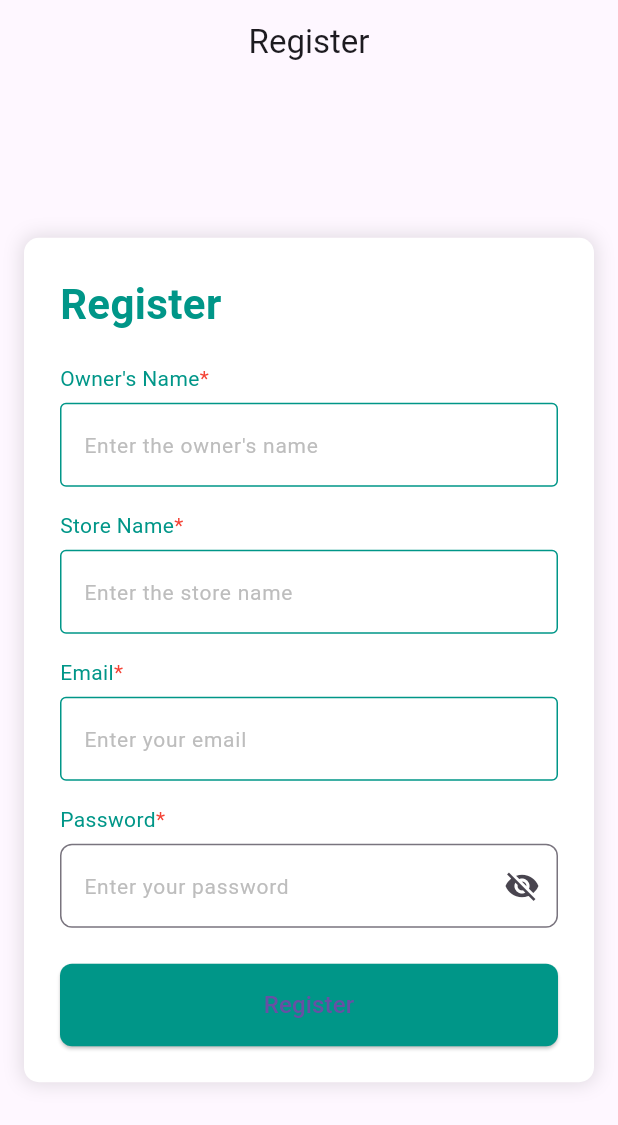
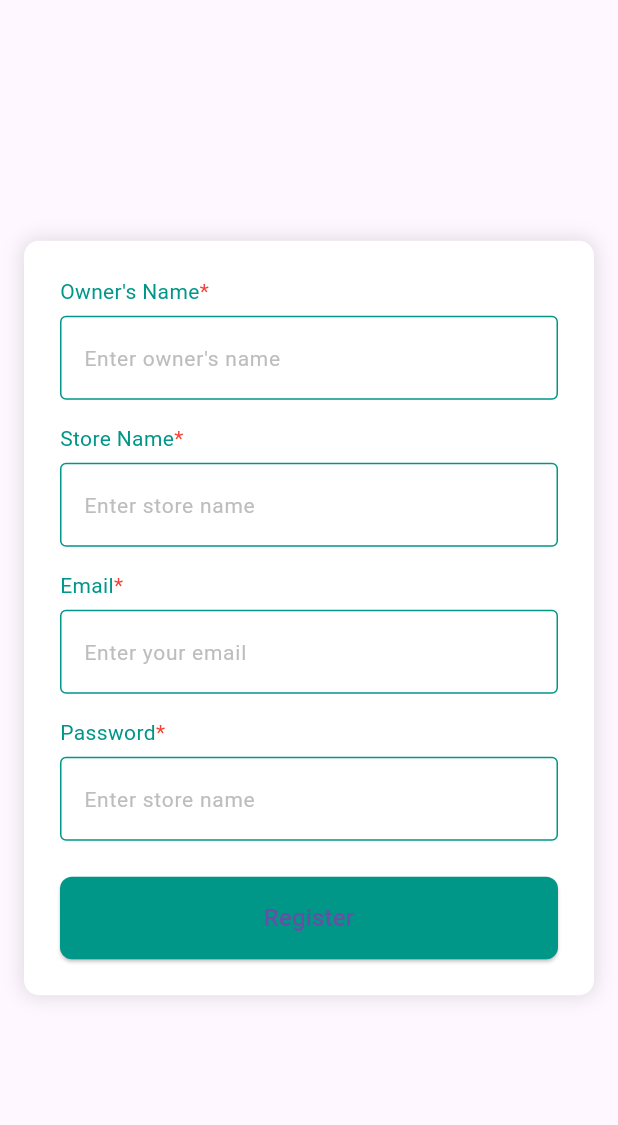
Before and after one commit to Zellow-Tech/orderflow_web, a Flutter app: the RegistrationScreen screen opened directly, on a phone screen of 412 x 824 dp. Shown: the top 1125 px of the screen. Run offline on Flutter 3.47's test engine with Material 3 defaults, Android fonts, the phone set to English and light mode, and no system bars; our stand-ins replace firebase_core, get, google_fonts, url_launcher_web; missing offline and left inert: cloud_firestore_web, firebase_auth_web, firebase_core_web, firebase_messaging_web, firebase_storage_web, image_picker_for_web; accounts and stored records are empty.

Commit message:
restructured and UI in dev, bug fix necessary

```diff
--- a/lib/main.dart
+++ b/lib/main.dart
@@ -1,10 +1,10 @@
 import 'package:firebase_core/firebase_core.dart';
-
 import 'package:flutter/material.dart';
-
+import 'package:get/get.dart';
 import 'package:ofg_web/firebase_options.dart';
-
-import 'package:ofg_web/views/auth/registration_new.dart';
+import 'package:ofg_web/routes/app/app_endpoints.dart';
+import 'package:ofg_web/routes/app/app_routes.dart';
+import 'package:ofg_web/views/auth/login_new.dart';
 
 // import 'firebase_options.dart';
 void main() async {
@@ -15,23 +15,20 @@ void main() async {
   // .then((FirebaseApp val) => Get.put(),);
 
   runApp(
-    MaterialApp(
-      title: 'Orderflow General',
+    GetMaterialApp(
+      title: 'OrderFlow General',
+      home: LoginScreen(),
       debugShowCheckedModeBanner: false,
-      home: RegistrationScreen(),
-      //  StreamBuilder(
-      //   stream: FirebaseAuth.instance.authStateChanges(),
-      //   builder: (context, snapshot) {
-      //     if (snapshot.connectionState == ConnectionState.active) {
-      //       // connoectec to stream
-      //       if (snapshot.hasData) {
-      //         return ResponsiveUI(login: true);
-      //       }
-      //     }
 
-      //     return ResponsiveUI();
-      //   },
-      // ),
+      // routes (just like above, but with more capabilities)
+      getPages: OFGPages.pages,
+      initialRoute: OFGEndpoints.login,
+
+      // unknown error
+      unknownRoute: GetPage(
+        name: '/404',
+        page: () => Scaffold(body: Center(child: Text('Page Not Found'))),
+      ),
     ),
   );
 }
--- a/lib/views/auth/login_new.dart
+++ b/lib/views/auth/login_new.dart
@@ -1,4 +1,6 @@
 import 'package:flutter/material.dart';
+import 'package:get/get_core/src/get_main.dart';
+import 'package:get/get_navigation/get_navigation.dart';
 
 class LoginScreen extends StatefulWidget {
   const LoginScreen({Key? key}) : super(key: key);
@@ -90,7 +92,7 @@ class _LoginScreenState extends State<LoginScreen> {
                       onPressed: () {
                         setState(() {
                           _obscurePassword = !_obscurePassword;
-                      });
+                        });
                       },
                     ),
                   ),
@@ -102,6 +104,7 @@ class _LoginScreenState extends State<LoginScreen> {
                   child: ElevatedButton(
                     onPressed: () {
                       // Handle login logic here
+                      Get.toNamed('/register');
                     },
                     style: ElevatedButton.styleFrom(
                       shape: RoundedRectangleBorder(
--- a/lib/views/auth/registration_new.dart
+++ b/lib/views/auth/registration_new.dart
@@ -1,4 +1,5 @@
 import 'package:flutter/material.dart';
+import 'package:ofg_web/constants/texts.dart';
 
 class RegistrationScreen extends StatefulWidget {
   const RegistrationScreen({super.key});
@@ -12,16 +13,13 @@ class _RegistrationScreenState extends State<RegistrationScreen> {
   final TextEditingController _storeNameController = TextEditingController();
   final TextEditingController _emailController = TextEditingController();
   final TextEditingController _passwordController = TextEditingController();
+  final TopLabelTextField topLabelTextField = TopLabelTextField();
 
   bool _obscurePassword = true;
 
   @override
   Widget build(BuildContext context) {
     return Scaffold(
-      appBar: AppBar(
-        title: const Text('Register'),
-        centerTitle: true,
-      ),
       body: Center(
         child: SingleChildScrollView(
           padding: const EdgeInsets.all(16.0),
@@ -42,92 +40,54 @@ class _RegistrationScreenState extends State<RegistrationScreen> {
             child: Column(
               crossAxisAlignment: CrossAxisAlignment.start,
               children: [
-                const Text(
-                  'Register',
-                  style: TextStyle(
-                    fontSize: 28,
-                    fontWeight: FontWeight.bold,
-                    color: Colors.teal,
-                  ),
-                ),
-                const SizedBox(height: 20),
-                TopLabelTextField().topLabelTextField(
+                // owner's name text field
+                topLabelTextField.topLabelTextField(
                   controller: _ownerNameController,
-                  label: 'Owner\'s Name',
-                  hintText: 'Enter the owner\'s name',
+                  label: OFGTexts.registerOwnerNameLabel,
                   keyboardType: TextInputType.text,
                   obscureText: false,
+                  borderRadius: 12.0,
+                  hintText: OFGTexts.registerOwnerNameHint,
                   requiredField: true,
-                  borderColor: Colors.teal,
-                  borderRadius: 8.0,
                 ),
                 const SizedBox(height: 16),
-                TopLabelTextField().topLabelTextField(
+
+                // shop name controller
+                topLabelTextField.topLabelTextField(
                   controller: _storeNameController,
-                  label: 'Store Name',
-                  hintText: 'Enter the store name',
+                  label: OFGTexts.registerStoreNameLabel,
                   keyboardType: TextInputType.text,
                   obscureText: false,
+                  borderRadius: 12.0,
+                  hintText: OFGTexts.registerStoreNameHint,
                   requiredField: true,
-                  borderColor: Colors.teal,
-                  borderRadius: 8.0,
                 ),
+
                 const SizedBox(height: 16),
-                TopLabelTextField().topLabelTextField(
+
+                // email text field
+                topLabelTextField.topLabelTextField(
                   controller: _emailController,
-                  label: 'Email',
-                  hintText: 'Enter your email',
+                  label: OFGTexts.registerEmailLabel,
                   keyboardType: TextInputType.emailAddress,
                   obscureText: false,
+                  borderRadius: 12.0,
+                  hintText: OFGTexts.registerEmailHint,
                   requiredField: true,
-                  borderColor: Colors.teal,
-                  borderRadius: 8.0,
                 ),
+
                 const SizedBox(height: 16),
-                Column(
-                  crossAxisAlignment: CrossAxisAlignment.start,
-                  children: [
-                    Row(
-                      children: const [
-                        Text(
-                          'Password',
-                          style: TextStyle(fontSize: 14, color: Colors.teal),
-                        ),
-                        Text(
-                          '*',
-                          style: TextStyle(fontSize: 14, color: Colors.red),
-                        ),
-                      ],
-                    ),
-                    const SizedBox(height: 6),
-                    TextField(
-                      controller: _passwordController,
-                      obscureText: _obscurePassword,
-                      decoration: InputDecoration(
-                        hintText: 'Enter your password',
-                        hintStyle:
-                            TextStyle(fontSize: 14, color: Colors.grey.shade400),
-                        border: OutlineInputBorder(
-                          borderRadius: BorderRadius.circular(8.0),
-                          borderSide: const BorderSide(color: Colors.teal),
-                        ),
-                        focusedBorder: const OutlineInputBorder(
-                          borderSide: BorderSide(color: Colors.teal),
-                        ),
-                        suffixIcon: IconButton(
-                          icon: Icon(_obscurePassword
-                              ? Icons.visibility_off
-                              : Icons.visibility),
-                          onPressed: () {
-                            setState(() {
-                              _obscurePassword = !_obscurePassword;
-                            });
-                          },
-                        ),
-                      ),
-                    ),
-                  ],
+
+                topLabelTextField.topLabelTextField(
+                  controller: _passwordController,
+                  label: OFGTexts.registerPasswordLabel,
+                  keyboardType: TextInputType.text,
+                  obscureText: false,
+                  borderRadius: 12.0,
+                  hintText: OFGTexts.registerStoreNameHint,
+                  requiredField: true,
                 ),
+
                 const SizedBox(height: 24),
                 SizedBox(
                   width: double.infinity,
--- a/lib/widgets/top_label_text_field.dart
+++ b/lib/widgets/top_label_text_field.dart
@@ -1,4 +1,3 @@
-// the custom text field
 import 'package:flutter/material.dart';
 import 'package:ofg_web/constants/color_palette.dart';
 
@@ -7,24 +6,25 @@ OFGColorPalette _palette = OFGColorPalette();
 class TopLabelTextField {
   TopLabelTextField();
 
-  topLabelTextField(
-      {required controller,
-      required label,
-      required hintText,
-      required keyboardType,
-      required obscureText,
-      required requiredField,
-      borderColor,
-      maxLines,
-      maxLength,
-      borderRadius}) {
+  Widget topLabelTextField({
+    required TextEditingController controller,
+    required String label,
+    required String hintText,
+    required TextInputType keyboardType,
+    required bool obscureText,
+    required bool requiredField,
+    Color? borderColor,
+    int? maxLines,
+    int? maxLength,
+    double? borderRadius,
+    Widget? suffixIcon,
+  }) {
     return Column(
       crossAxisAlignment: CrossAxisAlignment.start,
-      mainAxisAlignment: MainAxisAlignment.start,
       children: [
         Row(
           children: [
-            // the label above top
+            // The label above the input field
             Text(
               label,
               style: TextStyle(
@@ -34,21 +34,19 @@ class TopLabelTextField {
             ),
             requiredField
                 ? const Text(
-                    '*',
+                    ' *',
                     style: TextStyle(
                       fontSize: 14,
                       color: Colors.red,
                     ),
                   )
-                : const SizedBox(
-                    width: 0,
-                  ),
+                : const SizedBox.shrink(),
           ],
         ),
         const SizedBox(height: 6),
         TextField(
           maxLength: maxLength,
-          maxLines: maxLines != null ? maxLines! : 1,
+          maxLines: maxLines ?? 1,
           keyboardType: keyboardType,
           obscureText: obscureText,
           cursorColor: _palette.primaryBlue,
@@ -58,21 +56,24 @@ class TopLabelTextField {
           decoration: InputDecoration(
             focusedBorder: borderColor != null
                 ? OutlineInputBorder(
-                    borderSide: BorderSide(color: borderColor!))
+                    borderSide: BorderSide(color: borderColor),
+                  )
                 : null,
             hintText: hintText,
+            suffixIcon: suffixIcon,
             hintStyle: TextStyle(fontSize: 14, color: Colors.grey.shade400),
             enabledBorder: OutlineInputBorder(
-                borderSide: BorderSide(color: Colors.grey.shade400)),
+              borderRadius: BorderRadius.circular(borderRadius ?? 12),
+              borderSide: BorderSide(color: Colors.grey.shade400),
+            ),
             disabledBorder: OutlineInputBorder(
-                borderSide: BorderSide(color: Colors.grey.shade400)),
-            border: borderRadius == null
-                ? OutlineInputBorder(
-                    borderRadius: BorderRadius.circular(0),
-                    borderSide: BorderSide(color: _palette.primaryBlue))
-                : OutlineInputBorder(
-                    borderRadius: BorderRadius.circular(borderRadius!),
-                    borderSide: BorderSide(color: _palette.primaryBlue)),
+              borderRadius: BorderRadius.circular(borderRadius ?? 12),
+              borderSide: BorderSide(color: Colors.grey.shade400),
+            ),
+            border: OutlineInputBorder(
+              borderRadius: BorderRadius.circular(borderRadius ?? 12),
+              borderSide: BorderSide(color: _palette.primaryBlue),
+            ),
           ),
         ),
       ],
```
